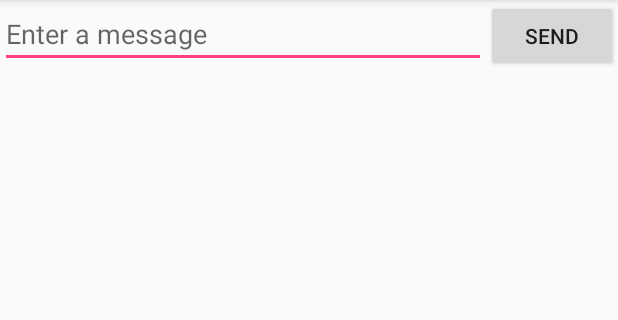
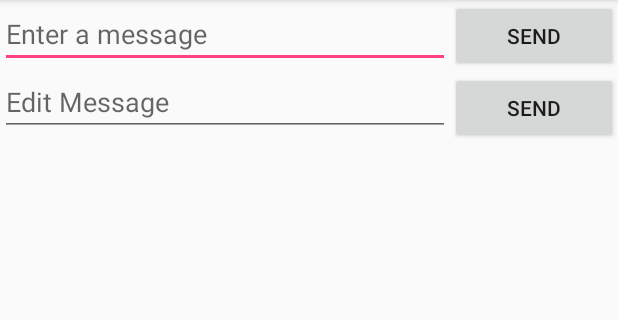
Before and after one commit to HenesisEspinosa/My-First-App, an Android app: the screen it shows after launch (MyActivity), on a phone screen of 412 x 824 dp, the part 84-404 px from its top. Run offline under Robolectric (Android 15) with nearby library versions, the phone set to English and light mode, and no system bars.

Commit message:
Added Challenge Exercise

```diff
--- a/app/src/main/res/layout/activity_my.xml
+++ b/app/src/main/res/layout/activity_my.xml
@@ -1,5 +1,5 @@
 <?xml version="1.0" encoding="utf-8"?>
-<LinearLayout xmlns:android="http://schemas.android.com/apk/res/android"
+<RelativeLayout xmlns:android="http://schemas.android.com/apk/res/android"
     xmlns:app="http://schemas.android.com/apk/res-auto"
     xmlns:tools="http://schemas.android.com/tools"
     android:layout_width="match_parent"
@@ -9,13 +9,26 @@
 
     <EditText
         android:id="@+id/edit_message"
-        android:layout_weight="1"
-        android:layout_width="0dp"
+        android:layout_width="300dp"
         android:layout_height="wrap_content"
         android:hint="@string/edit_message"/>
-
     <Button
-        android:layout_width="wrap_content"
+        android:id="@+id/button_send"
+        android:layout_width="200dp"
         android:layout_height="wrap_content"
-        android:text="@string/button_send"/>
-</LinearLayout>
+        android:text="@string/button_send"
+        android:layout_toRightOf="@id/edit_message"/>
+    <EditText
+        android:id="@+id/edit_messages"
+        android:layout_width="300dp"
+        android:layout_height="wrap_content"
+        android:hint="@string/edit_messages"
+        android:layout_below="@id/edit_message"/>
+    <Button
+        android:id="@+id/button_sends"
+        android:layout_width="200dp"
+        android:layout_height="wrap_content"
+        android:text="@string/button_sends"
+        android:layout_below="@id/button_send"
+        android:layout_toRightOf="@id/edit_message"/>
+</RelativeLayout>
--- a/app/src/main/res/values/strings.xml
+++ b/app/src/main/res/values/strings.xml
@@ -4,4 +4,6 @@
     <string name="button_send">Send</string>
     <string name="action_settings">Setting</string>
     <string name="title_activity_my">MyActivity</string>
+    <string name="edit_messages">Edit Message</string>
+    <string name="button_sends">Send</string>
 </resources>
```
